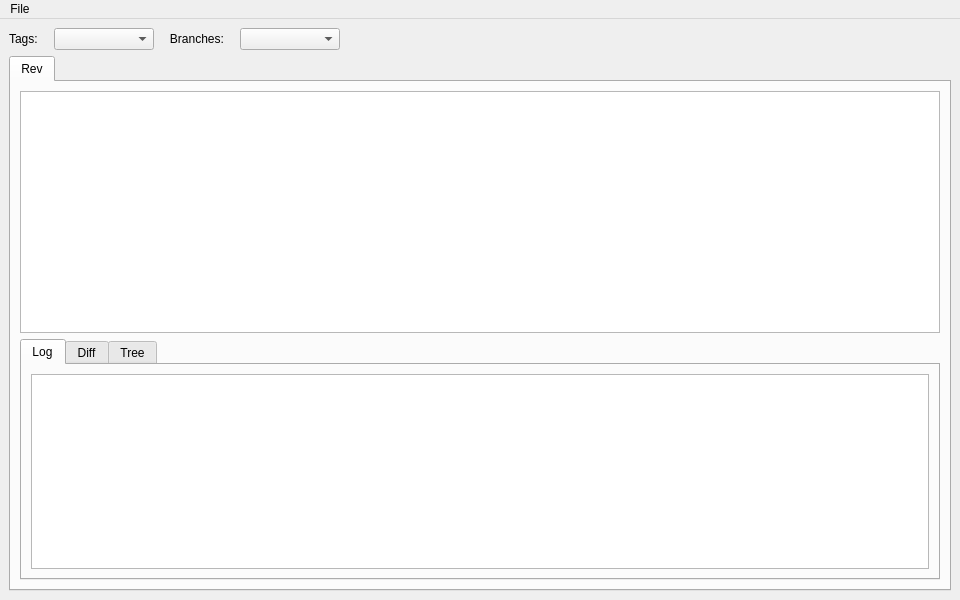
Before: the Qt Designer form mainwindow.ui in andy-campbell/acgit, drawn with Qt 5.
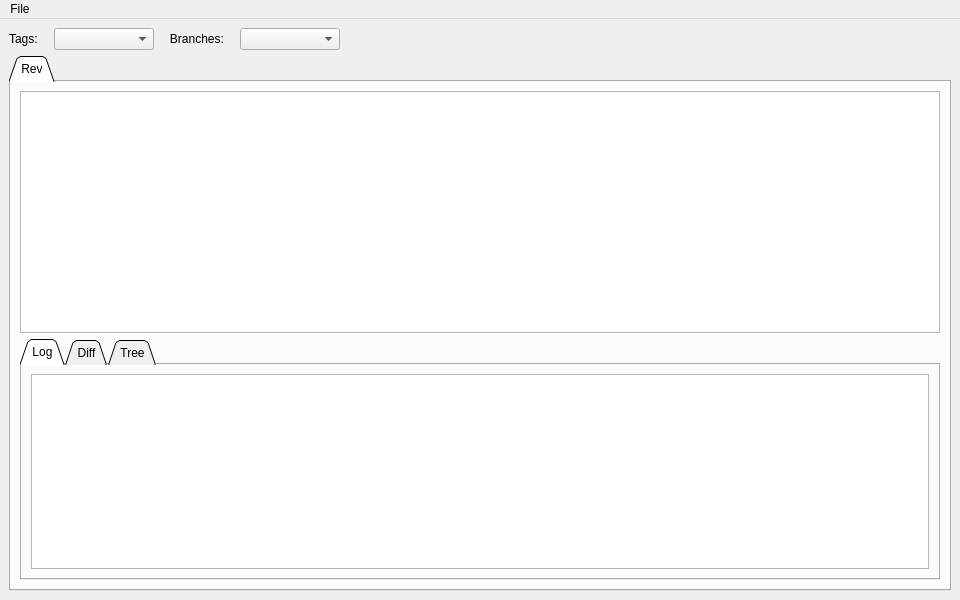
After: the same form once the commit is applied. Icons and pictures are not drawn. Custom widgets are drawn as their Qt base class.

Commit message:
Make tabs triangular instead of square
Looks so much nicer than square

Diff of the .ui file:
```diff
--- a/mainwindow.ui
+++ b/mainwindow.ui
@@ -72,6 +72,9 @@
     </item>
     <item>
      <widget class="QTabWidget" name="tabWidget">
+      <property name="tabShape">
+       <enum>QTabWidget::Triangular</enum>
+      </property>
       <property name="currentIndex">
        <number>0</number>
       </property>
@@ -125,6 +128,9 @@
           </item>
           <item>
            <widget class="QTabWidget" name="commitInfoTabs">
+            <property name="tabShape">
+             <enum>QTabWidget::Triangular</enum>
+            </property>
             <property name="currentIndex">
              <number>0</number>
             </property>
```
